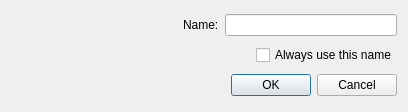
First picture: the form in announcedocumentdialog.ui, repository obiwankennedy/cahootseditor, before the edit.
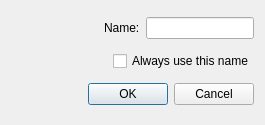
Second picture: the form after the edit.

What changed in the file:
```diff
--- a/announcedocumentdialog.ui
+++ b/announcedocumentdialog.ui
@@ -6,8 +6,8 @@
    <rect>
     <x>0</x>
     <y>0</y>
-    <width>408</width>
-    <height>112</height>
+    <width>265</width>
+    <height>125</height>
    </rect>
   </property>
   <property name="windowTitle">
```
